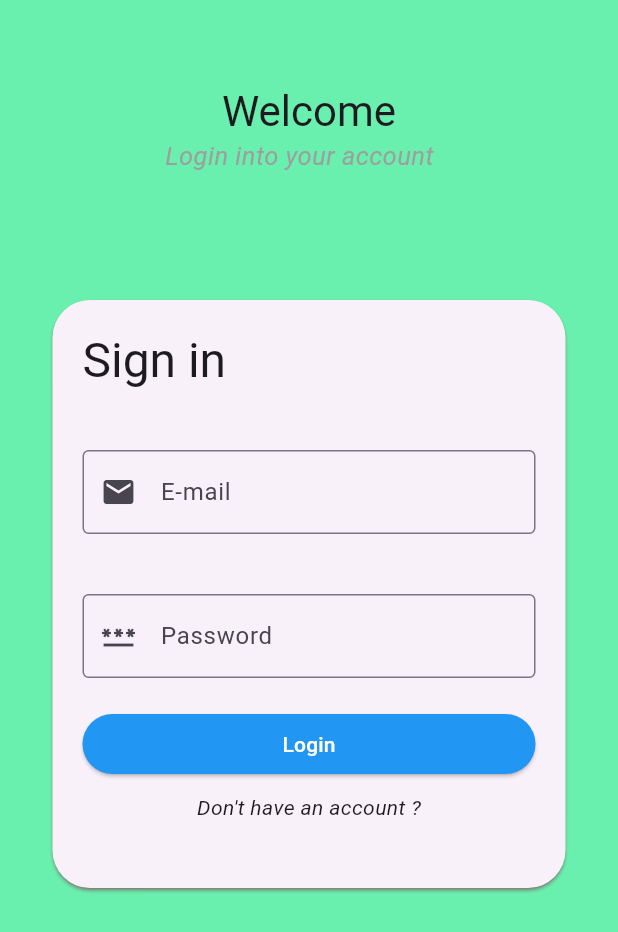
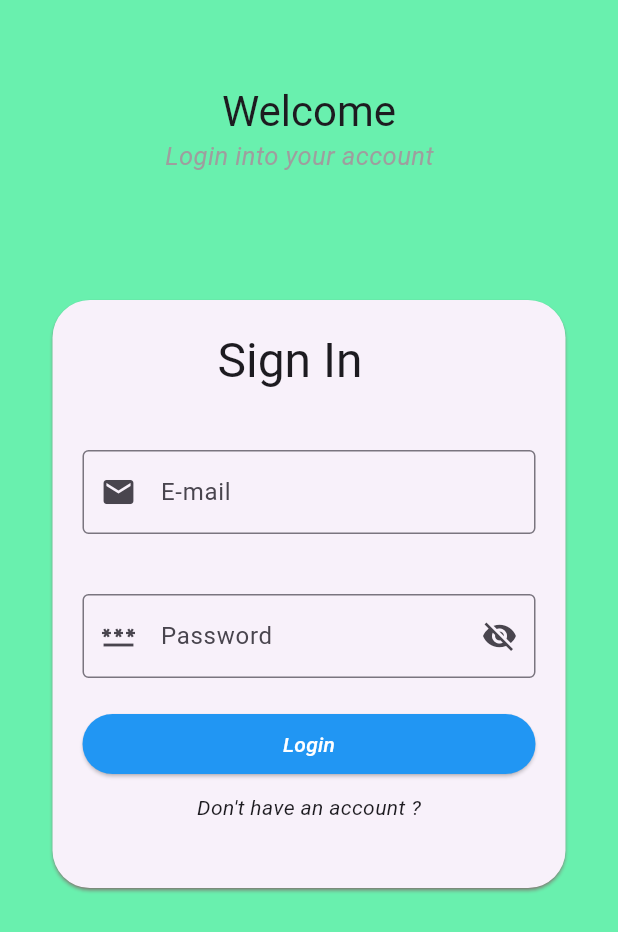
Before and after one commit to ismkerem/login_page, a Flutter app: the screen it shows after launch, on a phone screen of 412 x 824 dp. Shown: the top 932 px of the screen. Run offline on Flutter 3.47's test engine with Material 3 defaults, Android fonts, the phone set to English and light mode, and no system bars; our stand-ins replace firebase_auth, firebase_core, google_sign_in; missing offline and left inert: sign_button; accounts and stored records are empty; generated files the repository leaves out were written again.

Commit message:
added google login and bugs fixed

```diff
--- a/lib/login.dart
+++ b/lib/login.dart
@@ -5,6 +5,7 @@ import 'package:firebase_core/firebase_core.dart';
 
 import 'firebase_auth_services.dart';
 import 'information.dart';
+
 class login_page extends StatefulWidget {
   const login_page({super.key});
 
@@ -15,32 +16,39 @@ class login_page extends StatefulWidget {
 class _login_pageState extends State<login_page> {
   final String _title = "Welcome";
   final String _subtitle = "Login into your account";
-  final String _login = "Sign in";
+  final String _login = "Sign In";
   final String _account = "Don't have an account ?";
+  var _isObscured;
   TextEditingController _username = TextEditingController();
   TextEditingController _password = TextEditingController();
   final FirebaseAuthServices _auth = FirebaseAuthServices();
 
-  void dispose(){
+  void dispose() {
     _username.dispose();
     _password.dispose();
     super.dispose();
   }
 
+  @override
+  void initState() {
+    // TODO: implement initState
+    super.initState();
+    _isObscured = true;
+  }
 
   @override
   Widget build(BuildContext context) {
     return Scaffold(
-
-      appBar: AppBar( automaticallyImplyLeading: false,),
+      appBar: AppBar(
+        automaticallyImplyLeading: false,
+      ),
       body: Column(
         children: [
           Text(_title, style: Theme.of(context).textTheme.headlineMedium),
           Row(
             children: [
               Padding(
-                    padding:
-                        EdgeInsets.only(left: widget_constants.subtitle_pad),
+                padding: EdgeInsets.only(left: widget_constants.subtitle_pad),
                 child: Text(
                   _subtitle,
                   style: TextStyle(
@@ -62,16 +70,17 @@ class _login_pageState extends State<login_page> {
                       borderRadius: BorderRadius.circular(
                           widget_constants.border_radius_circular)),
                   child: Padding(
-                        padding:
-                            EdgeInsets.all(widget_constants.card_padding_2),
+                    padding: EdgeInsets.all(widget_constants.card_padding_2),
                     child: Column(
                       children: [
                         Row(
                           children: [
-                                Text(
+                            Padding(
+                              padding:  EdgeInsets.only(left:widget_constants.main_padding),
+                              child: Text(
                                 _login,
-                                  style:
-                                      Theme.of(context).textTheme.headlineLarge,
+                                style: Theme.of(context).textTheme.headlineLarge,
+                              ),
                             )
                           ],
                         ),
@@ -87,11 +96,22 @@ class _login_pageState extends State<login_page> {
                         SizedBox(
                           height: 40,
                         ),
-                            input(
-                              title: "Password",
-                              icon: Icon(Icons.password),
-                              obscureText: true,
-                              control: _password,
+                        TextField(
+                          obscureText: _isObscured,
+                          decoration: InputDecoration(
+                              border: OutlineInputBorder(),
+                              labelText: "Password",
+                              prefixIcon: Icon(Icons.password),
+                              suffixIcon: IconButton(
+                                icon: _isObscured
+                                    ? Icon(Icons.visibility_off)
+                                    : Icon(Icons.visibility),
+                                onPressed: () {
+                                  setState(() {
+                                    _isObscured = !_isObscured;
+                                  });
+                                },
+                              )),
                         ),
                         SizedBox(
                           height: 20,
@@ -101,7 +121,7 @@ class _login_pageState extends State<login_page> {
                           child: Center(
                             child: Text(
                               "Login",
-                                  style: TextStyle(color: Colors.white),
+                              style: TextStyle(color: Colors.white,fontStyle: FontStyle.italic),
                             ),
                           ),
                           style: ElevatedButton.styleFrom(
@@ -118,16 +138,15 @@ class _login_pageState extends State<login_page> {
                             child: Text(
                               _account,
                               style: TextStyle(
-                                      fontSize: widget_constants
-                                          .register_writing_font,
+                                  fontSize:
+                                      widget_constants.register_writing_font,
                                   fontStyle: FontStyle.italic),
                             ),
                             onTap: () {
                               Navigator.push(
                                   context,
                                   MaterialPageRoute(
-                                          builder: (context) =>
-                                              const signup()));
+                                      builder: (context) => const signup()));
                             },
                           ),
                         ),
@@ -138,18 +157,18 @@ class _login_pageState extends State<login_page> {
           ),
         ],
       ),
-
     );
   }
-  void _singIn() async{
-    String username=_username.text;
-    String password=_password.text;
-    User? user=await _auth.signInWithEmailAndPassword(username, password);
-    if(user!=null){
+
+  void _singIn() async {
+    String username = _username.text;
+    String password = _password.text;
+    User? user = await _auth.signInWithEmailAndPassword(username, password);
+    if (user != null) {
       print("Sign up successful");
-      Navigator.push(context, MaterialPageRoute(builder: (context)=>information()));
-    }
-    else{
+      Navigator.push(
+          context, MaterialPageRoute(builder: (context) => information()));
+    } else {
       print("Sign up failed");
     }
   }
@@ -188,4 +207,5 @@ class widget_constants {
   static double button_border_radius = 20;
   static double register_writing_font = 14;
   static double register_padding = 8;
+  static double main_padding = 90.0;
 }
--- a/pubspec.yaml
+++ b/pubspec.yaml
@@ -38,6 +38,8 @@ dependencies:
   firebase_core: ^2.24.2
   firebase_auth: ^4.16.0
   firebase_storage: ^11.6.0
+  google_sign_in: ^6.1.6
+  sign_button: ^2.0.6
 
 
 dev_dependencies:
```
Also changed, not shown: lib/firebase_auth_services.dart (+17 -1 lines), lib/signup.dart (+65 -14 lines), pubspec.lock, 1 other file. Lines whose indentation alone changed are shown as unchanged.
